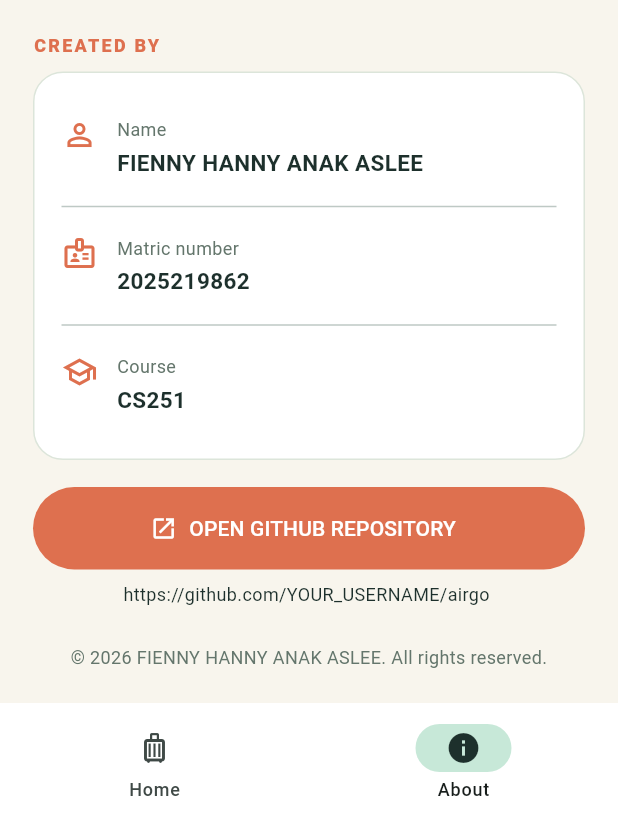
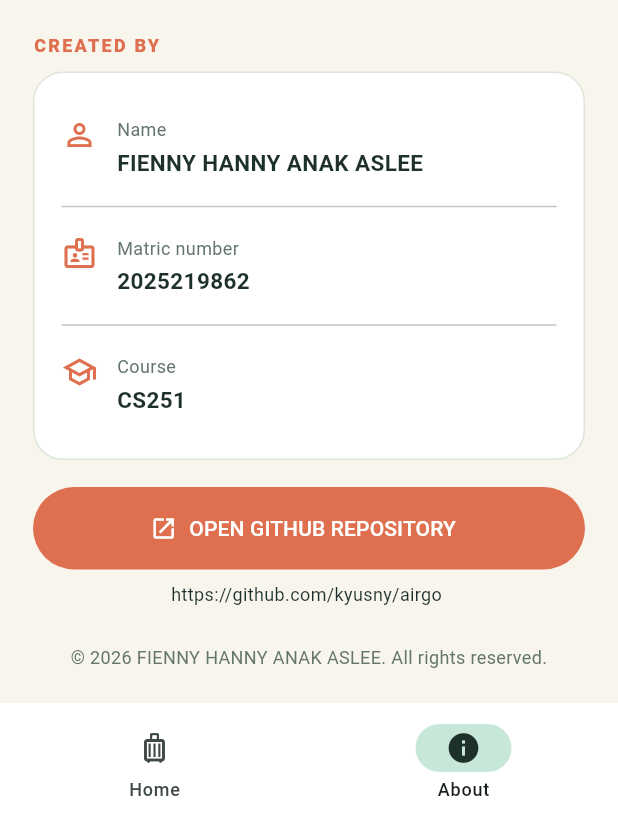
Before and after one commit to kyusny/airgo, a Flutter app: the screen it shows after launch, item 2 of the bottom bar chosen, scrolled down 81 dp, on a phone screen of 412 x 824 dp, the part 413-1236 px from its top. Run offline on Flutter 3.47's test engine with Material 3 defaults, Android fonts, the phone set to English and light mode, and no system bars.

Commit message:
Add GitHub repository link

```diff
--- a/lib/main.dart
+++ b/lib/main.dart
@@ -18,7 +18,7 @@ class AirColors {
 const studentName = 'FIENNY HANNY ANAK ASLEE';
 const matricNumber = '2025219862';
 const courseName = 'CS251';
-const githubUrl = 'https://github.com/YOUR_USERNAME/airgo';
+const githubUrl = 'https://github.com/kyusny/airgo';
 
 void main() => runApp(const AirGoApp());
 
```
